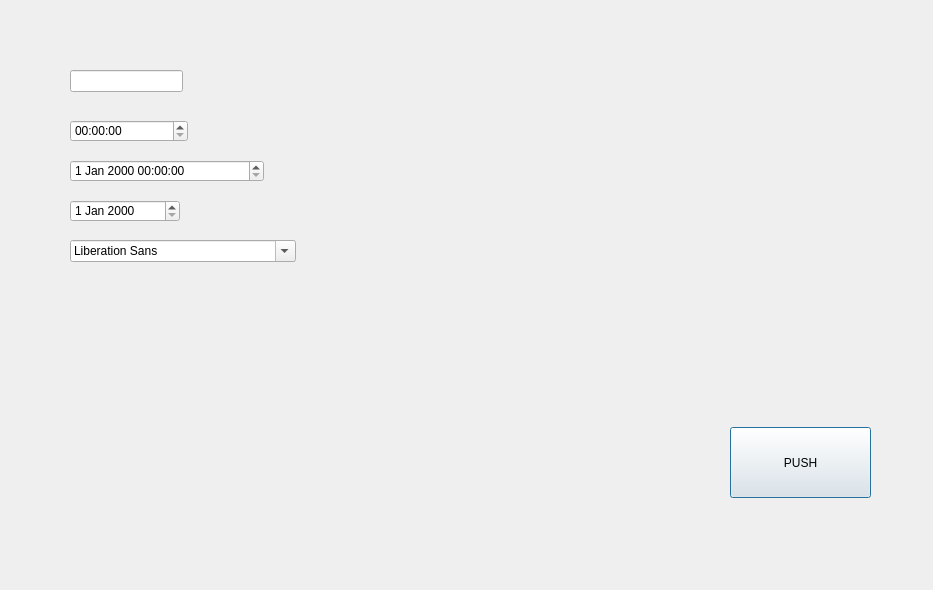
This is qt5/Append.ui in AlexeiZhernosek1991/Test as Qt 5 draws it before an edit. The edited form follows.
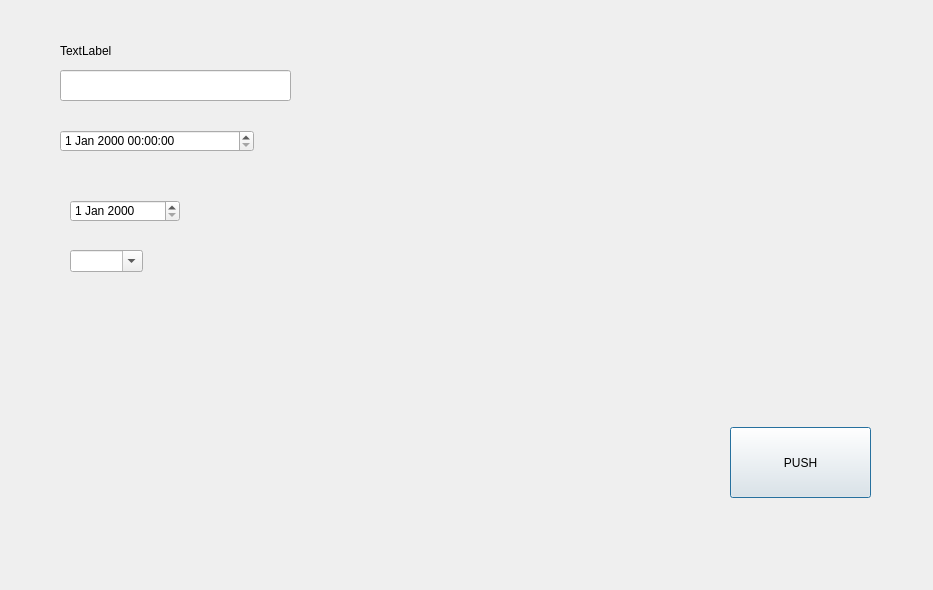
This is the edited form.

What changed in the file:
```diff
--- a/qt5/Append.ui
+++ b/qt5/Append.ui
@@ -16,8 +16,8 @@
   <widget class="QDateTimeEdit" name="dateTimeEdit">
    <property name="geometry">
     <rect>
-     <x>70</x>
-     <y>160</y>
+     <x>60</x>
+     <y>130</y>
      <width>194</width>
      <height>22</height>
     </rect>
@@ -26,30 +26,10 @@
   <widget class="QLineEdit" name="lineEdit">
    <property name="geometry">
     <rect>
-     <x>70</x>
+     <x>60</x>
      <y>70</y>
-     <width>113</width>
-     <height>22</height>
-    </rect>
-   </property>
-  </widget>
-  <widget class="QFontComboBox" name="fontComboBox">
-   <property name="geometry">
-    <rect>
-     <x>70</x>
-     <y>240</y>
-     <width>226</width>
-     <height>22</height>
-    </rect>
-   </property>
-  </widget>
-  <widget class="QTimeEdit" name="timeEdit">
-   <property name="geometry">
-    <rect>
-     <x>70</x>
-     <y>120</y>
-     <width>118</width>
-     <height>22</height>
+     <width>231</width>
+     <height>31</height>
     </rect>
    </property>
   </widget>
@@ -76,6 +56,43 @@
     <string>PUSH</string>
    </property>
   </widget>
+  <widget class="QLabel" name="label">
+   <property name="geometry">
+    <rect>
+     <x>60</x>
+     <y>40</y>
+     <width>91</width>
+     <height>21</height>
+    </rect>
+   </property>
+   <property name="text">
+    <string>TextLabel</string>
+   </property>
+  </widget>
+  <widget class="QWidget" name="gridLayoutWidget">
+   <property name="geometry">
+    <rect>
+     <x>100</x>
+     <y>310</y>
+     <width>160</width>
+     <height>80</height>
+    </rect>
+   </property>
+   <layout class="QGridLayout" name="gridLayout"/>
+  </widget>
+  <widget class="QComboBox" name="comboBox">
+   <property name="geometry">
+    <rect>
+     <x>70</x>
+     <y>250</y>
+     <width>73</width>
+     <height>22</height>
+    </rect>
+   </property>
+   <property name="editable">
+    <bool>true</bool>
+   </property>
+  </widget>
  </widget>
  <resources/>
  <connections/>
```
